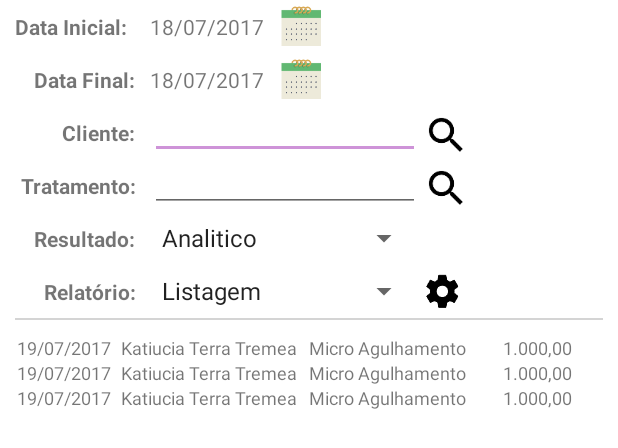
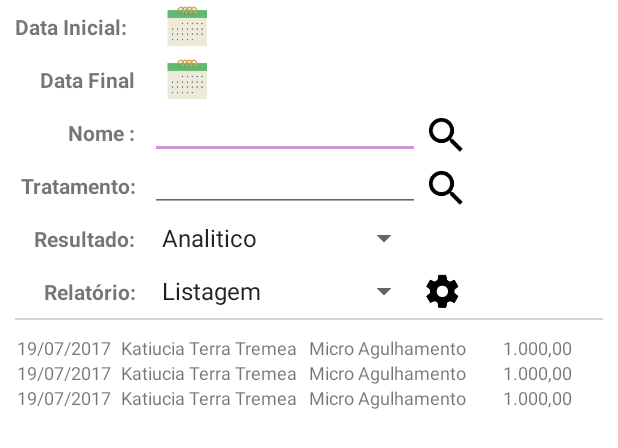
Before and after one commit to TobiasAndre/CapstoneStage2, an Android app: the layout fragment_report.xml on its own in the app's theme, with its tools: preview values and no code run, on a phone screen of 412 x 824 dp. Shown: the top 448 px of the screen. Run offline under Robolectric (Android 15) with nearby library versions, the phone set to English and light mode, and no system bars.

Commit message:
* Implement report screen

```diff
--- a/app/src/main/res/layout/fragment_report.xml
+++ b/app/src/main/res/layout/fragment_report.xml
@@ -22,7 +22,7 @@
             <TextView
                 android:layout_width="wrap_content"
                 android:layout_height="wrap_content"
-                android:text="Data Inicial:"
+                android:text="@string/dt_ini"
                 android:textAlignment="textEnd"
                 android:textStyle="bold" />
 
@@ -33,7 +33,6 @@
             android:layout_height="wrap_content"
             android:id="@+id/tv_dt_ini"
             android:layout_marginStart="10dp"
-            android:text="18/07/2017"
             android:textAlignment="textEnd" />
 
         <ImageButton
@@ -63,7 +62,7 @@
             <TextView
                 android:layout_width="wrap_content"
                 android:layout_height="wrap_content"
-                android:text="Data Final:"
+                android:text="@string/dt_fin"
                 android:textAlignment="textEnd"
                 android:textStyle="bold" />
 
@@ -75,7 +74,6 @@
             android:layout_height="wrap_content"
             android:id="@+id/tv_dt_fin"
             android:layout_marginStart="10dp"
-            android:text="18/07/2017"
             android:textAlignment="textEnd" />
 
         <ImageButton
@@ -105,7 +103,7 @@
             <TextView
                 android:layout_width="wrap_content"
                 android:layout_height="wrap_content"
-                android:text="Cliente:"
+                android:text="@string/customer_name"
                 android:textStyle="bold" />
 
 
@@ -121,6 +119,7 @@
             <EditText
                 android:layout_width="180dp"
                 android:layout_height="wrap_content"
+                android:id="@+id/ed_customer_name"
                 android:layout_marginStart="10dp"
                 android:textSize="12sp" />
 
@@ -157,7 +156,7 @@
             <TextView
                 android:layout_width="wrap_content"
                 android:layout_height="wrap_content"
-                android:text="Tratamento:"
+                android:text="@string/treatment_name"
                 android:textAlignment="textEnd"
                 android:textStyle="bold" />
 
@@ -173,6 +172,7 @@
             <EditText
                 android:layout_width="180dp"
                 android:layout_height="wrap_content"
+                android:id="@+id/ed_treatment_name"
                 android:textSize="12sp"
                 android:layout_marginStart="10dp" />
 
@@ -250,7 +250,7 @@
             <TextView
                 android:layout_width="wrap_content"
                 android:layout_height="wrap_content"
-                android:text="Relatório:"
+                android:text="@string/report"
                 android:textAlignment="textEnd"
                 android:textStyle="bold" />
 
--- a/app/src/main/res/values/strings.xml
+++ b/app/src/main/res/values/strings.xml
@@ -69,9 +69,16 @@
     <string name="reports">Relatorios \\ Graficos</string>
 
     <!-- Treatment -->
-    <string name="treatment_name">Tratamento : </string>
+    <string name="treatment_name">Tratamento:</string>
     <string name="treatment_description">Descrição :</string>
     <string name="treatment_price">Valor :</string>
+
+    <!-- Report -->
+    <string name="report">Relatório:</string>
+    <string name="report_type"></string>
+    <string name="result_type"></string>
+    <string name="dt_ini">Data Inicial:</string>
+    <string name="dt_fin">Data Final</string>
 
 
     <!-- SnackBar -->
```
Also changed, not shown: app/src/main/java/com/tobiasandre/goestetica/ui/ReportFragment.java (+45 -4 lines).
